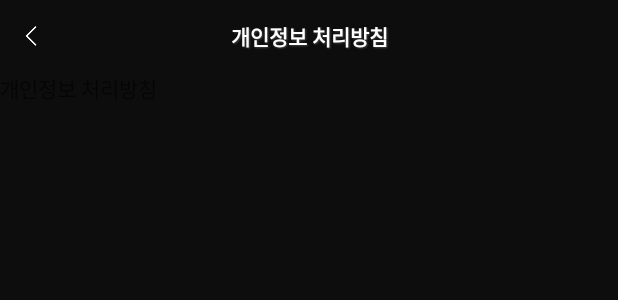
After one commit to eun-bi/AWARD, an Android app: the layout activity_info.xml on its own in the app's theme, with its tools: preview values and no code run, on a phone screen of 412 x 824 dp. The commit adds this screen. Shown: the top 300 px of the screen. Run offline under Robolectric (Android 15) with nearby library versions, the light colour scheme and no system bars; Roboto replaces fonts that are not available here.

Commit message:
개인정보 처리방침 activity

```diff
--- a/app/src/main/java/com/example/user/myapplication/Setting/SettingActivity.java
+++ b/app/src/main/java/com/example/user/myapplication/Setting/SettingActivity.java
@@ -77,7 +77,7 @@ public class SettingActivity extends AppCompatActivity {
         info.setOnClickListener(new View.OnClickListener() {
             @Override
             public void onClick(View v) {
-                Intent intent = new Intent();
+                Intent intent = new Intent(SettingActivity.this, InfoActivity.class);
                 startActivity(intent);
             }
         });
--- /dev/null
+++ b/app/src/main/res/layout/activity_info.xml
@@ -0,0 +1,47 @@
+<?xml version="1.0" encoding="utf-8"?>
+<LinearLayout xmlns:android="http://schemas.android.com/apk/res/android"
+    xmlns:tools="http://schemas.android.com/tools"
+    android:layout_width="match_parent"
+    android:layout_height="match_parent"
+    android:orientation="vertical"
+    android:background="#0d0d0d"
+    tools:context=".Setting.setAccountActivity">
+
+
+    <RelativeLayout
+        android:layout_width="match_parent"
+        android:layout_height="wrap_content"
+        android:orientation="horizontal">
+
+        <TextView
+            android:layout_width="match_parent"
+            android:layout_height="48dp"
+            android:layout_centerInParent="true"
+            android:background="#0d0d0d"
+            android:shadowColor="#ff464646"
+            android:shadowDx="1.0"
+            android:shadowDy="1.0"
+            android:shadowRadius="1.0"
+            android:gravity="center"
+            android:text="개인정보 처리방침"
+            android:textColor="#ffffff"
+            android:textSize="14sp"
+            android:textStyle="bold" />
+
+        <Button
+            android:id="@+id/btnCancel"
+            android:layout_width="48dp"
+            android:layout_height="48dp"
+            android:layout_centerInParent="true"
+            android:layout_alignParentLeft="true"
+            android:background="@drawable/back" />
+
+    </RelativeLayout>
+
+    <TextView
+        android:id="@+id/txtPrivacy"
+        android:layout_width="match_parent"
+        android:layout_height="match_parent"
+        android:text="개인정보 처리방침" />
+
+</LinearLayout>
```
Also changed, not shown: app/build.gradle (+7 -5 lines), app/src/main/AndroidManifest.xml (+5 -8 lines), app/src/main/java/com/example/user/myapplication/Setting/InfoActivity.java (added, +48 -0 lines), app/src/main/res/raw/privacy.txt (added, +73 -0 lines).
